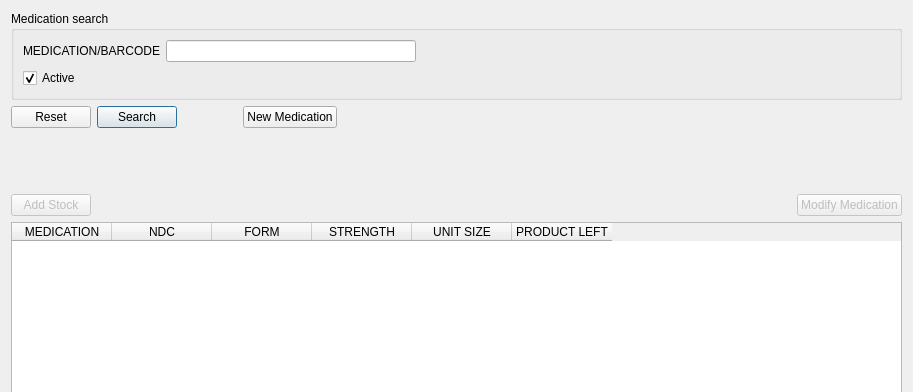
Above: src/formularyframe.ui from kyledevans/Medicine-Track before the change; both pictures show x 0 to 913 and y 0 to 392 of the 913 by 640 pixel window. Below: the same form after it.
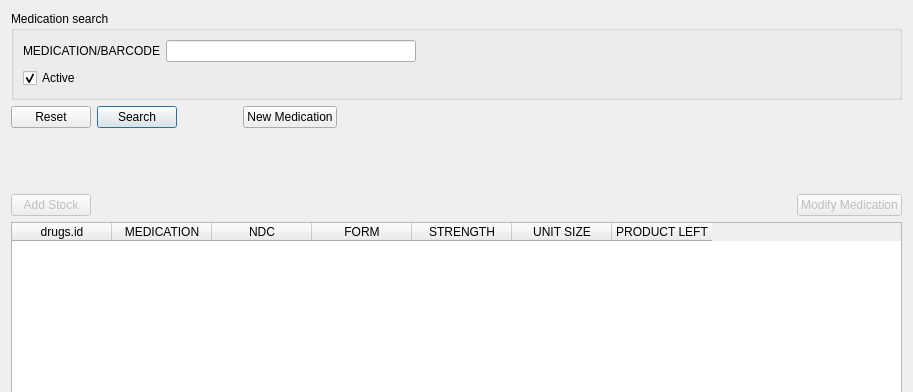
That is the form after the change.

Commit message: Implemented user sorting.

Diff of the .ui file:
```diff
--- a/src/formularyframe.ui
+++ b/src/formularyframe.ui
@@ -223,8 +223,11 @@
      <property name="selectionBehavior">
       <enum>QAbstractItemView::SelectRows</enum>
      </property>
+     <property name="sortingEnabled">
+      <bool>true</bool>
+     </property>
      <property name="columnCount">
-      <number>6</number>
+      <number>7</number>
      </property>
      <attribute name="horizontalHeaderHighlightSections">
       <bool>false</bool>
@@ -232,6 +235,11 @@
      <attribute name="horizontalHeaderMinimumSectionSize">
       <number>100</number>
      </attribute>
+     <column>
+      <property name="text">
+       <string>drugs.id</string>
+      </property>
+     </column>
      <column>
       <property name="text">
        <string comment="MEDICATION DISPLAY LABEL">MEDICATION</string>
```
The commit also changes 18 other files.
